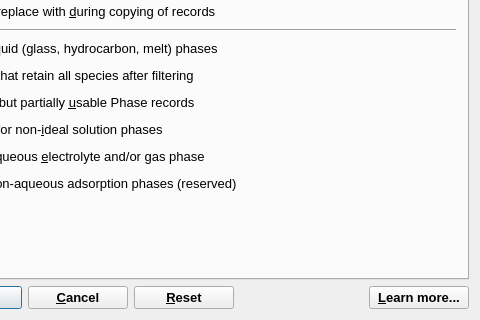
Qt form gems3/vizor4/dlg4/SetFiltersDialog4.ui (gemshub/GEMSGUI) before a commit; both pictures show x 195 to 675 and y 108 to 428 of the 675 by 428 pixel window.
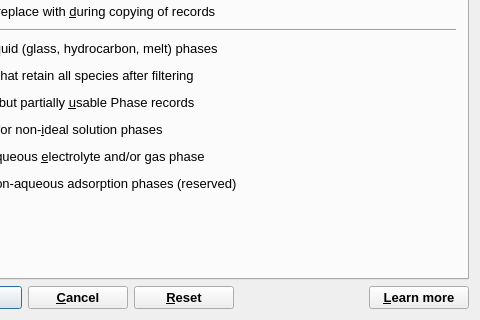
The same form after that commit.

```diff
--- a/gems3/vizor4/dlg4/SetFiltersDialog4.ui
+++ b/gems3/vizor4/dlg4/SetFiltersDialog4.ui
@@ -1387,7 +1387,7 @@
         </font>
        </property>
        <property name="text">
-        <string>&amp;Learn more...</string>
+        <string>&amp;Learn more</string>
        </property>
        <property name="shortcut">
         <string>F1</string>
```
